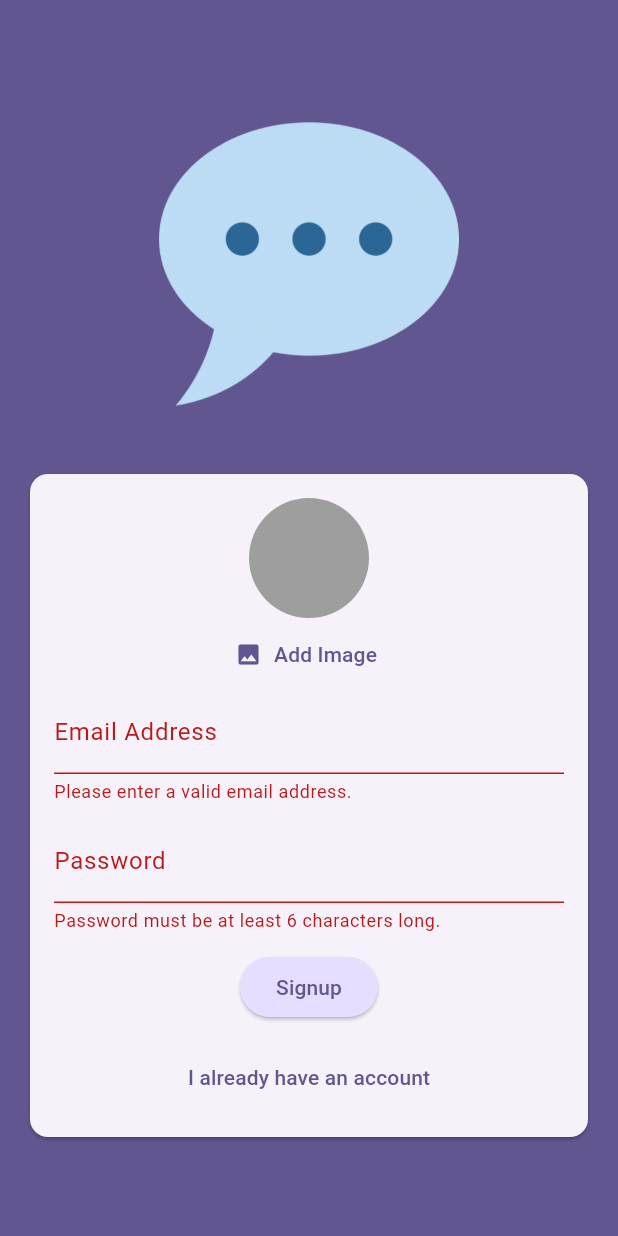
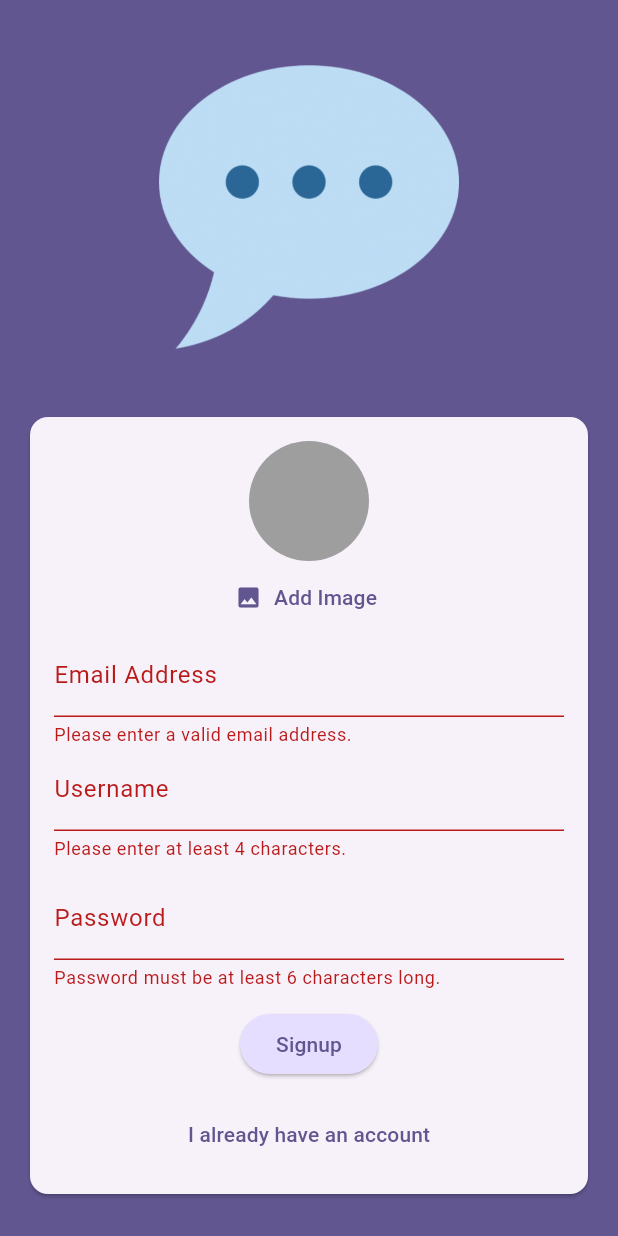
Before and after one commit to juanTorrenegra/chat_app, a Flutter app: the screen it shows after launch, after a tap on "Login", after a tap on "Create an account", after a tap on "Signup", on a phone screen of 412 x 824 dp. Run offline on Flutter 3.47's test engine with Material 3 defaults, Android fonts, the phone set to English and light mode, and no system bars; our stand-ins replace cloud_firestore, firebase_auth, firebase_core, firebase_storage, image_picker; accounts and stored records are empty.

Commit message:
293 Storing a Username (Firestore)

```diff
--- a/lib/screens/auth.dart
+++ b/lib/screens/auth.dart
@@ -22,6 +22,7 @@ class _AuthScreenState extends State<AuthScreen> {
   var _isLogin = true; //274
   var _enteredEmail = '';
   var _enteredPassword = '';
+  var _enteredUsername = ''; //293
   File? _selectedImage;
   var _isAuthenticating = false; //290
 
@@ -64,7 +65,7 @@ class _AuthScreenState extends State<AuthScreen> {
             .collection('users')
             .doc(userCredentials.user!.uid)
             .set({
-              'username': "to be done ...",
+              'username': _enteredUsername,
               'email': _enteredEmail,
               'image_url': imageUrl,
             }); //292
@@ -134,12 +135,31 @@ class _AuthScreenState extends State<AuthScreen> {
                                   !value.contains("@")) {
                                 return "Please enter a valid email address.";
                               }
+
                               return null;
                             }, //275 validation email
                             onSaved: (value) {
                               _enteredEmail = value!;
                             },
                           ),
+                          if (!_isLogin)
+                            TextFormField(
+                              decoration: InputDecoration(
+                                labelText: 'Username',
+                              ),
+                              enableSuggestions: false,
+                              validator: (value) {
+                                if (value == null ||
+                                    value.trim().isEmpty ||
+                                    value.trim().length < 4) {
+                                  return "Please enter at least 4 characters.";
+                                }
+                                return null;
+                              },
+                              onSaved: (value) {
+                                _enteredUsername = value!;
+                              }, //293
+                            ),
                           SizedBox(height: 10),
                           TextFormField(
                             decoration: InputDecoration(labelText: 'Password'),
```
